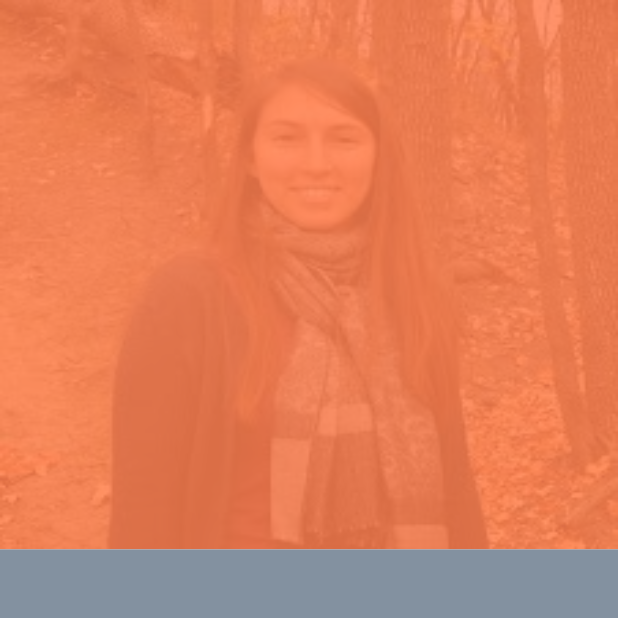
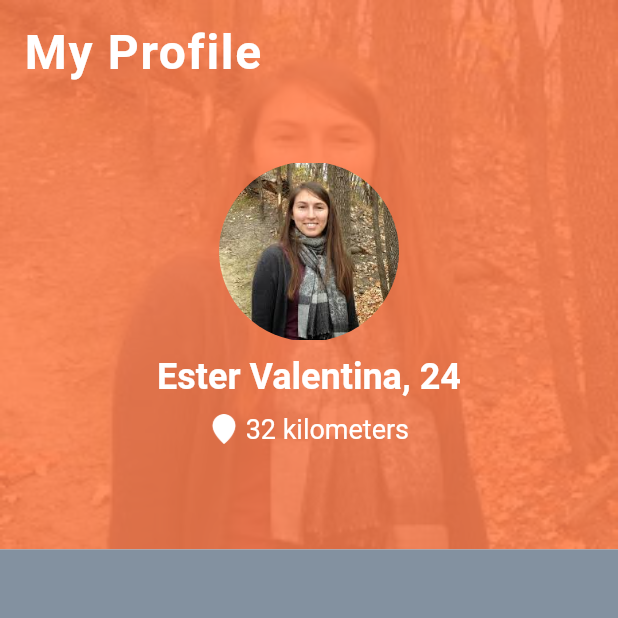
Before and after one commit to jrpacheco/datingapp, a Flutter app: the screen it shows after launch, on a phone screen of 412 x 824 dp, the top half of it. Run offline on Flutter 3.47's test engine with Material 2 defaults, Android fonts, the phone set to English and light mode, and no system bars; Roboto replaces fonts that are missing (Relaway).

Commit message:
Criando um RoundedImage para o perfil

```diff
--- /dev/null
+++ b/lib/commons/my_info.dart
@@ -0,0 +1,50 @@
+import 'package:dating_app/commons/rounded_image.dart';
+import 'package:dating_app/styleguide/text_style.dart';
+import 'package:flutter/material.dart';
+
+class MyInfo extends StatelessWidget {
+  @override
+  Widget build(BuildContext context) {
+    return Expanded(
+      child: Column(mainAxisAlignment: MainAxisAlignment.center, children: [
+        RoundedImage(
+          imagePath: "assets/images/anne.jpeg",
+          size: Size.fromWidth(120.0),
+        ),
+        SizedBox(
+          height: 10.0,
+        ),
+        Row(
+          mainAxisAlignment: MainAxisAlignment.center,
+          children: <Widget>[
+            Text(
+              "Ester Valentina",
+              style: whiteNameTextStyle,
+            ),
+            Text(
+              ", 24",
+              style: whiteNameTextStyle,
+            )
+          ],
+        ),
+        SizedBox(
+          height: 10.0,
+        ),
+        Row(
+          mainAxisAlignment: MainAxisAlignment.center,
+          children: <Widget>[
+            Image.asset(
+              "assets/icons/location_pin.png",
+              width: 20.0,
+              color: Colors.white,
+            ),
+            Text(
+              " 32 kilometers",
+              style: whiteSubHeadingTextStyle,
+            )
+          ],
+        )
+      ]),
+    );
+  }
+}
--- /dev/null
+++ b/lib/commons/rounded_image.dart
@@ -0,0 +1,20 @@
+import 'package:flutter/material.dart';
+
+class RoundedImage extends StatelessWidget {
+  final String imagePath;
+  final Size size;
+
+  const RoundedImage(
+      {Key key,
+      @required this.imagePath,
+      this.size = const Size.fromWidth(120)})
+      : super(key: key);
+
+  @override
+  Widget build(BuildContext context) {
+    return ClipOval(
+      child: Image.asset(imagePath,
+          width: size.width, height: size.width, fit: BoxFit.fitWidth),
+    );
+  }
+}
--- a/lib/pages/profile_page.dart
+++ b/lib/pages/profile_page.dart
@@ -1,5 +1,7 @@
-import 'package:dating_app/commons/opaque_Image.dart';
+import 'package:dating_app/commons/my_info.dart';
+import 'package:dating_app/commons/opaque_image.dart';
 import 'package:dating_app/styleguide/colors.dart';
+import 'package:dating_app/styleguide/text_style.dart';
 import 'package:flutter/material.dart';
 
 class ProfilePage extends StatelessWidget {
@@ -16,7 +18,24 @@ class ProfilePage extends StatelessWidget {
                     children: <Widget>[
                       OpaqueImage(
                         imageUrl: 'assets/images/anne.jpeg',
-                      )
+                      ),
+                      SafeArea(
+                          child: Padding(
+                        padding: const EdgeInsets.all(16),
+                        child: Column(
+                          children: <Widget>[
+                            Align(
+                              alignment: Alignment.centerLeft,
+                              child: Text(
+                                "My Profile",
+                                textAlign: TextAlign.left,
+                                style: headingTextStyle,
+                              ),
+                            ),
+                            MyInfo()
+                          ],
+                        ),
+                      ))
                     ],
                   )),
               Expanded(
```
